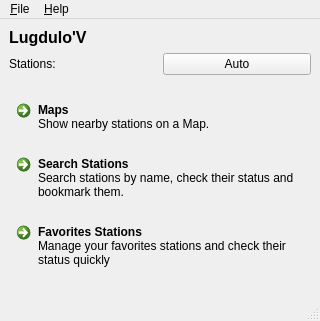
First picture: the form in lugdulov/mainwindow.ui, repository iksaif/lugdulov, before the edit.
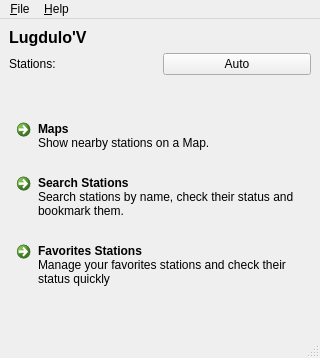
Second picture: the form after the edit. Icons and pictures are not drawn.

Commit message: win32: bigger mainwindow, and display error in release builds

```diff
--- a/lugdulov/mainwindow.ui
+++ b/lugdulov/mainwindow.ui
@@ -7,7 +7,7 @@
     <x>0</x>
     <y>0</y>
     <width>320</width>
-    <height>321</height>
+    <height>358</height>
    </rect>
   </property>
   <property name="windowTitle">
```
Left out of the diff: 2 changed lines with no effect on the pictures. The commit also changes 1 other file.
